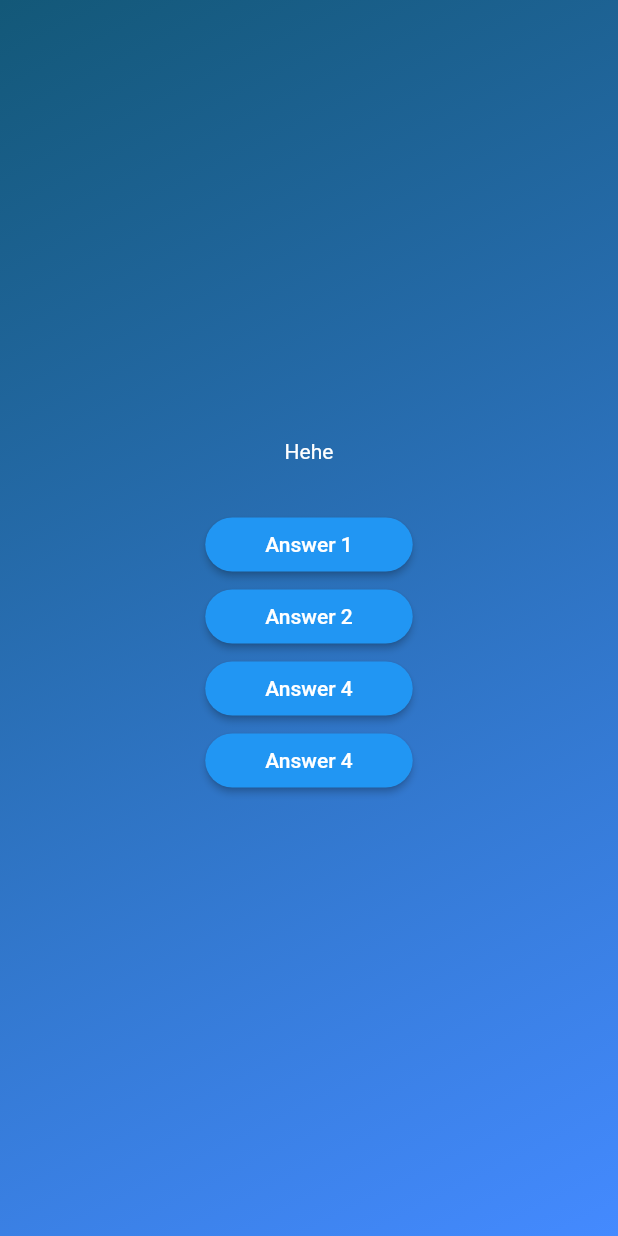
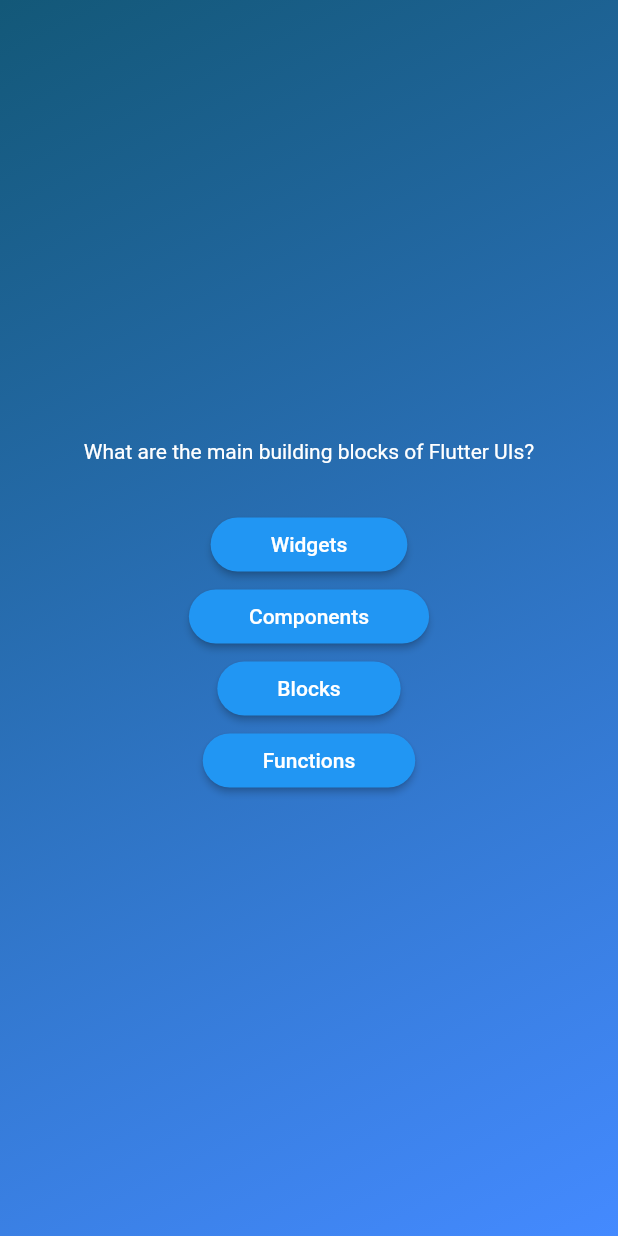
Before and after one commit to Xenovka/flutter_quizapp, a Flutter app: the screen it shows after launch, after a tap on "Start Quiz", on a phone screen of 412 x 824 dp. Run offline on Flutter 3.47's test engine with Material 2 defaults, Android fonts, the light colour scheme and no system bars.

Commit message:
using map to iterate over answer buttons

```diff
--- a/lib/questions_screen.dart
+++ b/lib/questions_screen.dart
@@ -1,4 +1,6 @@
 import 'package:flutter/material.dart';
+
+import 'package:flutter_quizapp/data/questions.dart';
 import 'package:flutter_quizapp/answer_button.dart';
 
 class QuestionScreen extends StatefulWidget {
@@ -11,6 +13,8 @@
 }
 
 class _QuestionScreenState extends State<QuestionScreen> {
+  final currentQuestion = questions[0];
+
   @override
   Widget build(context) {
     return SizedBox(
@@ -18,27 +22,14 @@
       child: Column(
         mainAxisAlignment: MainAxisAlignment.center,
         children: [
-          const Text(
-            'Hehe',
-            style: TextStyle(color: Colors.white),
+          Text(
+            currentQuestion.text,
+            style: const TextStyle(color: Colors.white),
           ),
           const SizedBox(height: 30),
-          AnswerButton(
-            answerText: 'Answer 1',
-            onPressed: () {},
-          ),
-          AnswerButton(
-            answerText: 'Answer 2',
-            onPressed: () {},
-          ),
-          AnswerButton(
-            answerText: 'Answer 4',
-            onPressed: () {},
-          ),
-          AnswerButton(
-            answerText: 'Answer 4',
-            onPressed: () {},
-          ),
+          ...currentQuestion.answers.map((answer) {
+            return AnswerButton(answerText: answer, onPressed: () {});
+          })
         ],
       ),
     );
```
